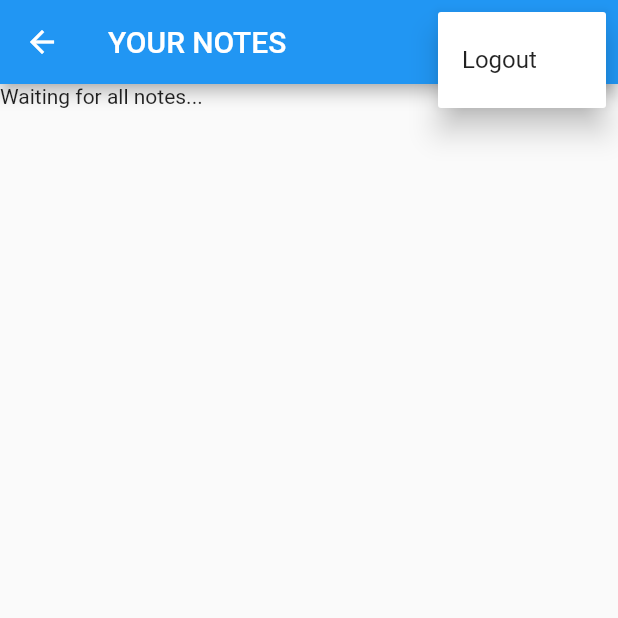
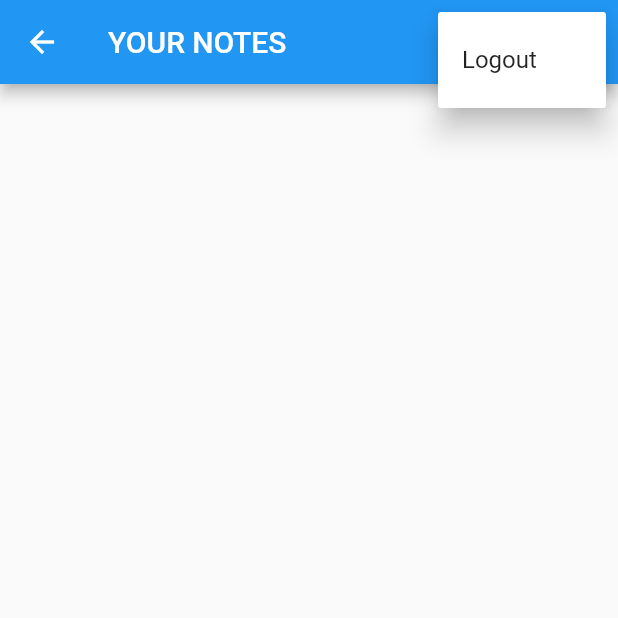
Before and after one commit to danieldev10/myapp, a Flutter app: the MainView screen opened by its route, after a tap on the "more vert" icon, on a phone screen of 412 x 824 dp, the top half of it. Run offline on Flutter 3.47's test engine with Material 2 defaults, Android fonts, the phone set to English and light mode, and no system bars; our stand-ins replace firebase_auth, firebase_core, sqflite; accounts and stored records are empty; network calls fail.

Commit message:
displaying notes in main_view.dart

```diff
--- a/lib/constants/routes.dart
+++ b/lib/constants/routes.dart
@@ -2,4 +2,4 @@ const mainRoute = '/main/';
 const registerRoute = '/register/';
 const loginRoute = "/login/";
 const verifyEmailRoute = "/verify/";
-const NewNoteRoute = '/notes/new-note/';
+const newNoteRoute = '/notes/new-note/';
--- a/lib/main.dart
+++ b/lib/main.dart
@@ -20,7 +20,7 @@ void main() {
       registerRoute: (context) => const RegisterView(),
       mainRoute: (context) => const MainView(),
       verifyEmailRoute: (context) => const VerifyEmailView(),
-      NewNoteRoute: (context) => const NewNoteView(),
+      newNoteRoute: (context) => const NewNoteView(),
     },
   ));
 }
--- a/lib/services/crud/notes_service.dart
+++ b/lib/services/crud/notes_service.dart
@@ -15,11 +15,17 @@ class NotesService {
 
   // creating a singleton of Noteservice
   static final NotesService _shared = NotesService._sharedInstance();
-  NotesService._sharedInstance();
+  NotesService._sharedInstance() {
+    _notesStreamController = StreamController<List<DatabaseNote>>.broadcast(
+      onListen: () {
+        _notesStreamController.sink.add(_notes);
+      },
+    );
+  }
+
   factory NotesService() => _shared;
 
-  final _notesStreamController =
-      StreamController<List<DatabaseNote>>.broadcast();
+  late final StreamController<List<DatabaseNote>> _notesStreamController;
 
   Stream<List<DatabaseNote>> get allNotes => _notesStreamController.stream;
 
--- a/lib/views/notes/main_view.dart
+++ b/lib/views/notes/main_view.dart
@@ -25,12 +25,6 @@ class _MainViewState extends State<MainView> {
   }
 
   @override
-  void dispose() {
-    _notesService.close();
-    super.dispose();
-  }
-
-  @override
   Widget build(BuildContext context) {
     return Scaffold(
       appBar: AppBar(
@@ -38,7 +32,7 @@ class _MainViewState extends State<MainView> {
         actions: [
           IconButton(
             onPressed: () {
-              Navigator.of(context).pushNamed(NewNoteRoute);
+              Navigator.of(context).pushNamed(newNoteRoute);
             },
             icon: const Icon(Icons.add),
           ),
@@ -79,7 +73,25 @@ class _MainViewState extends State<MainView> {
                   switch (snapshot.connectionState) {
                     case ConnectionState.waiting:
                     case ConnectionState.active:
-                      return const Text('Waiting for all notes...');
+                      if (snapshot.hasData) {
+                        final allNotes = snapshot.data as List<DatabaseNote>;
+                        return ListView.builder(
+                          itemCount: allNotes.length,
+                          itemBuilder: (context, index) {
+                            final note = allNotes[index];
+                            return ListTile(
+                              title: Text(
+                                note.text,
+                                maxLines: 1,
+                                softWrap: true,
+                                overflow: TextOverflow.ellipsis,
+                              ),
+                            );
+                          },
+                        );
+                      } else {
+                        return const CircularProgressIndicator();
+                      }
                     default:
                       return const CircularProgressIndicator();
                   }
```
